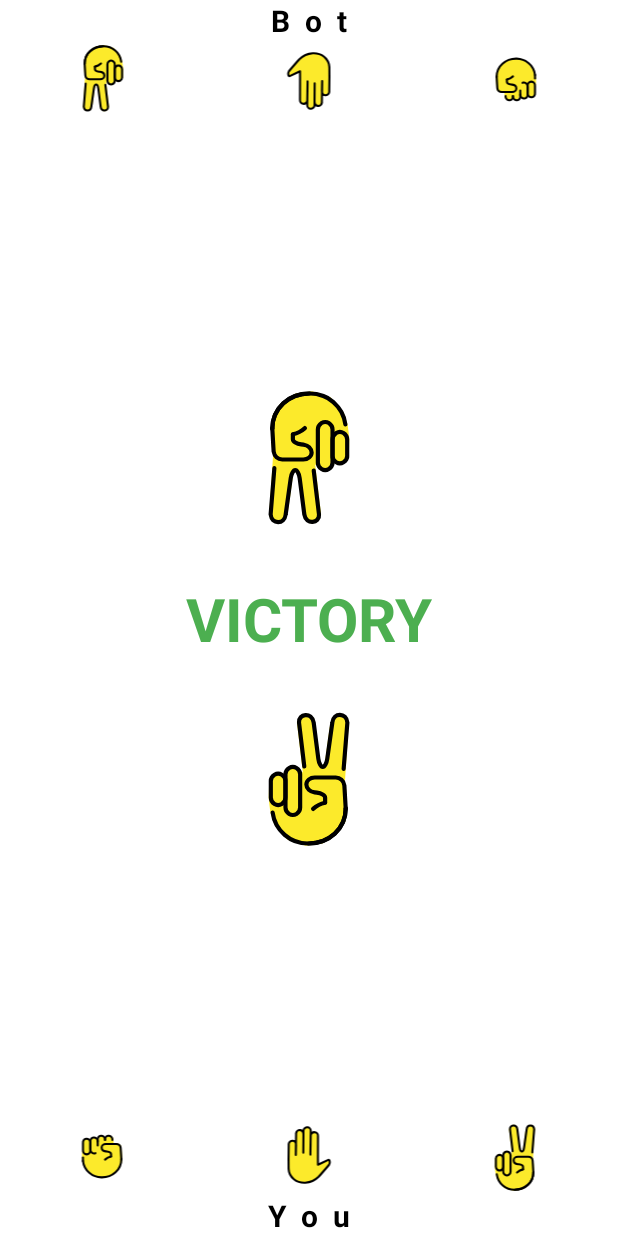
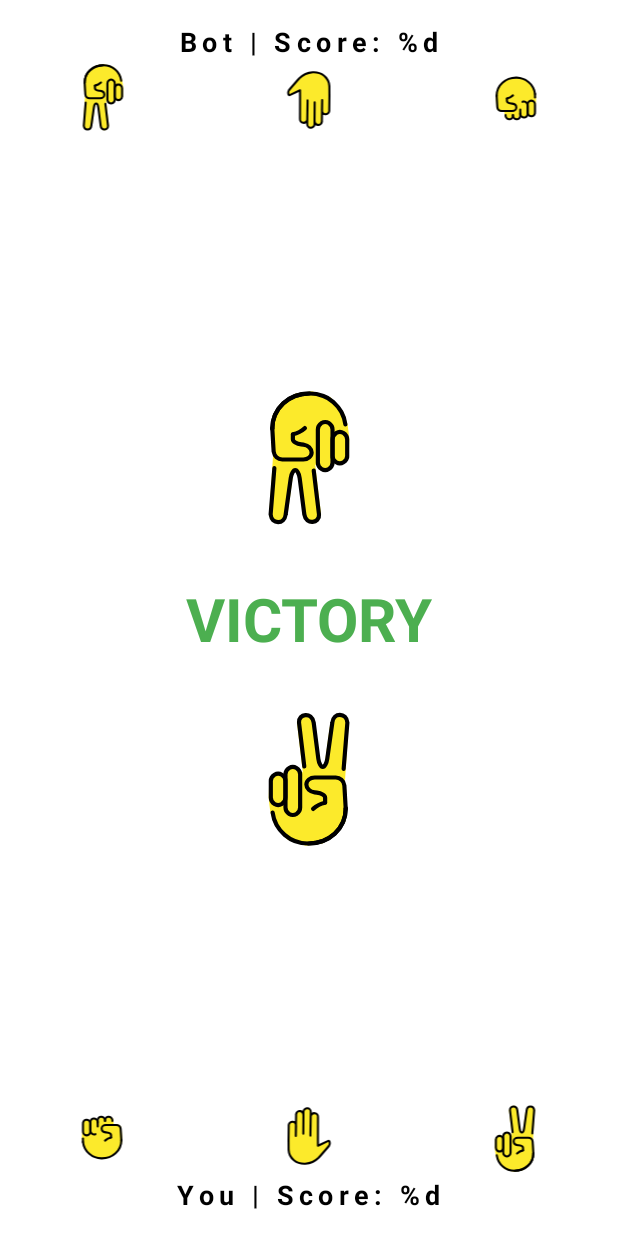
Before and after one commit to mariannebravo/pedrapapeltesoura, an Android app: the layout activity_main.xml on its own in the app's theme, with its tools: preview values and no code run, on a phone screen of 412 x 824 dp. Run offline under Robolectric (Android 15) with nearby library versions, the phone set to English and light mode, and no system bars.

Commit message:
score points

```diff
--- a/app/src/main/res/layout/activity_main.xml
+++ b/app/src/main/res/layout/activity_main.xml
@@ -10,10 +10,11 @@
         android:id="@+id/textBot"
         android:layout_width="wrap_content"
         android:layout_height="wrap_content"
-        android:letterSpacing="0.5"
-        android:text="Bot"
+        android:layout_marginTop="15dp"
+        android:letterSpacing="0.2"
+        android:text="@string/bot_score"
         android:textColor="?attr/colorOnBackground"
-        android:textSize="20sp"
+        android:textSize="18sp"
         android:textStyle="bold"
         app:layout_constraintEnd_toEndOf="parent"
         app:layout_constraintStart_toStartOf="parent"
@@ -114,10 +115,11 @@
         android:id="@+id/textYou"
         android:layout_width="wrap_content"
         android:layout_height="wrap_content"
-        android:letterSpacing="0.5"
-        android:text="You"
+        android:layout_marginBottom="15dp"
+        android:letterSpacing="0.2"
+        android:text="@string/you_score"
         android:textColor="?attr/colorOnBackground"
-        android:textSize="20sp"
+        android:textSize="18sp"
         android:textStyle="bold"
         app:layout_constraintBottom_toBottomOf="parent"
         app:layout_constraintEnd_toEndOf="parent"
--- a/app/src/main/res/values/strings.xml
+++ b/app/src/main/res/values/strings.xml
@@ -1,3 +1,5 @@
 <resources>
     <string name="app_name">Jogo da Mari e do Gui</string>
+    <string name="you_score">You | Score: %d</string>
+    <string name="bot_score">Bot | Score: %d</string>
 </resources>
```
Also changed, not shown: app/src/main/java/me/marizinha/pedra_papel_tesoura/MainActivity.kt (+57 -25 lines).
